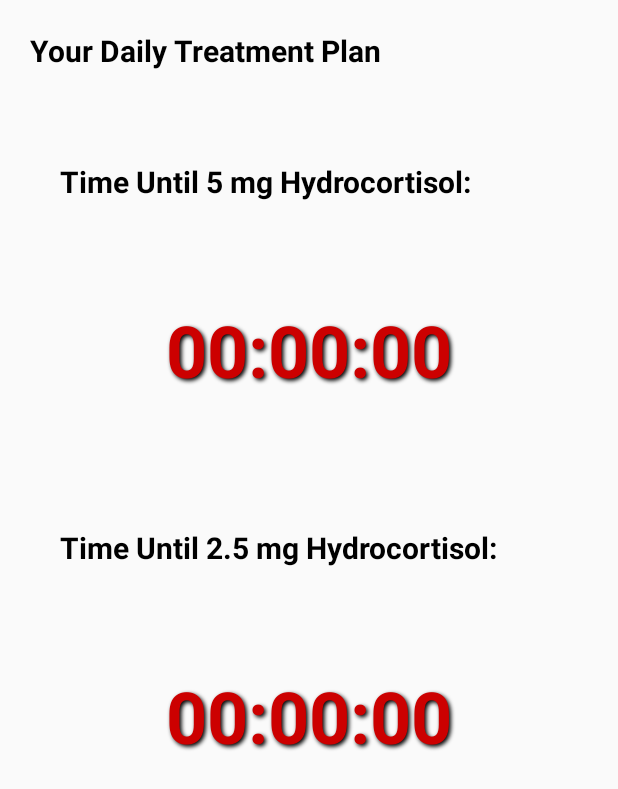
After one commit to hannesvdc/Cortisol, an Android app built with Jetpack Compose: the layout treatment.xml on its own in the app's theme, with its tools: preview values and no code run, on a phone screen of 412 x 824 dp. The commit adds this screen. Shown: the top 789 px of the screen. Run offline under Robolectric (Android 15) with nearby library versions, the phone set to English and light mode, and no system bars.

Commit message:
Made an initial UI for my app

```diff
--- a/app/build.gradle.kts
+++ b/app/build.gradle.kts
@@ -49,6 +49,7 @@ dependencies {
     implementation(libs.androidx.ui.graphics)
     implementation(libs.androidx.ui.tooling.preview)
     implementation(libs.androidx.material3)
+    implementation(libs.material)
     testImplementation(libs.junit)
     androidTestImplementation(libs.androidx.junit)
     androidTestImplementation(libs.androidx.espresso.core)
--- a/app/src/main/AndroidManifest.xml
+++ b/app/src/main/AndroidManifest.xml
@@ -18,7 +18,6 @@
         <activity
             android:name=".MainActivity"
             android:exported="true"
-            android:label="@string/app_name"
             android:theme="@style/Theme.Cortisol">
             <intent-filter>
                 <action android:name="android.intent.action.MAIN" />
--- a/app/src/main/java/com/hannesvdc/cortisol/MainActivity.kt
+++ b/app/src/main/java/com/hannesvdc/cortisol/MainActivity.kt
@@ -3,7 +3,6 @@ package com.hannesvdc.cortisol
 import android.os.Bundle
 import android.util.Log
 import androidx.activity.ComponentActivity
-import androidx.activity.enableEdgeToEdge
 import android.widget.Button
 import android.widget.TextView
 import java.util.concurrent.TimeUnit
@@ -18,7 +17,6 @@ class MainActivity : ComponentActivity() {
 
     override fun onCreate(savedInstanceState: Bundle?) {
         super.onCreate(savedInstanceState)
-        enableEdgeToEdge()
 
         // Initialize UI components
         setContentView(R.layout.activity_main)
--- /dev/null
+++ b/app/src/main/res/layout/treatment.xml
@@ -0,0 +1,75 @@
+<?xml version="1.0" encoding="utf-8"?>
+<LinearLayout xmlns:android="http://schemas.android.com/apk/res/android"
+    android:orientation="vertical"
+    android:layout_width="match_parent"
+    android:layout_height="match_parent">
+
+    <TextView
+        android:id="@+id/editTextText"
+        android:layout_width="match_parent"
+        android:layout_height="wrap_content"
+        android:ems="10"
+        android:layout_marginTop="20dp"
+        android:layout_marginStart="20dp"
+        android:textSize="20sp"
+        android:textStyle="bold"
+        android:textColor="#000000"
+        android:text="@string/treatment_header"/>
+
+    <TextView
+        android:id="@+id/textView_4hour"
+        android:layout_width="match_parent"
+        android:layout_height="wrap_content"
+        android:textSize="20sp"
+        android:textStyle="bold"
+        android:textColor="#000000"
+        android:layout_marginTop="60dp"
+        android:layout_marginStart="40dp"
+        android:text="@string/addison_4hour" />
+
+    <TextView
+        android:id="@+id/countdownTextView4"
+        android:layout_width="match_parent"
+        android:layout_height="wrap_content"
+        android:layout_margin="50dp"
+        android:elevation="4dp"
+        android:gravity="center"
+        android:padding="16dp"
+        android:shadowColor="#000000"
+        android:shadowDx="2"
+        android:shadowDy="2"
+        android:shadowRadius="3"
+        android:text="00:00:00"
+        android:textColor="@android:color/holo_red_dark"
+        android:textSize="48sp"
+        android:textStyle="bold" />
+
+    <TextView
+        android:id="@+id/textView_8hour"
+        android:layout_width="match_parent"
+        android:layout_height="wrap_content"
+        android:textSize="20sp"
+        android:textStyle="bold"
+        android:textColor="#000000"
+        android:layout_marginTop="20dp"
+        android:layout_marginStart="40dp"
+        android:text="@string/addison_8hour" />
+
+    <TextView
+        android:id="@+id/countdownTextView8"
+        android:layout_width="match_parent"
+        android:layout_height="wrap_content"
+        android:layout_margin="50dp"
+        android:elevation="4dp"
+        android:gravity="center"
+        android:padding="16dp"
+        android:shadowColor="#000000"
+        android:shadowDx="2"
+        android:shadowDy="2"
+        android:shadowRadius="3"
+        android:text="00:00:00"
+        android:textColor="@android:color/holo_red_dark"
+        android:textSize="48sp"
+        android:textStyle="bold" />
+
+</LinearLayout>
--- a/app/src/main/res/values/strings.xml
+++ b/app/src/main/res/values/strings.xml
@@ -1,3 +1,9 @@
 <resources>
     <string name="app_name">Cortisol</string>
+    <string name="intro_text">Please Select your Illness</string>
+    <string name="addison_check">Addison\'s Disease</string>
+    <string name="intro_continue">Continue</string>
+    <string name="treatment_header">Your Daily Treatment Plan</string>
+    <string name="addison_4hour">Time Until 5 mg Hydrocortisol:</string>
+    <string name="addison_8hour">Time Until 2.5 mg Hydrocortisol:</string>
 </resources>
--- a/gradle/libs.versions.toml
+++ b/gradle/libs.versions.toml
@@ -1,5 +1,5 @@
 [versions]
-agp = "8.7.3"
+agp = "8.8.0"
 kotlin = "2.0.0"
 coreKtx = "1.15.0"
 junit = "4.13.2"
@@ -8,6 +8,7 @@ espressoCore = "3.6.1"
 lifecycleRuntimeKtx = "2.8.7"
 activityCompose = "1.9.3"
 composeBom = "2024.04.01"
+material = "1.12.0"
 
 [libraries]
 androidx-core-ktx = { group = "androidx.core", name = "core-ktx", version.ref = "coreKtx" }
@@ -24,6 +25,7 @@ androidx-ui-tooling-preview = { group = "androidx.compose.ui", name = "ui-toolin
 androidx-ui-test-manifest = { group = "androidx.compose.ui", name = "ui-test-manifest" }
 androidx-ui-test-junit4 = { group = "androidx.compose.ui", name = "ui-test-junit4" }
 androidx-material3 = { group = "androidx.compose.material3", name = "material3" }
+material = { group = "com.google.android.material", name = "material", version.ref = "material" }
 
 [plugins]
 android-application = { id = "com.android.application", version.ref = "agp" }
```
Also changed, not shown: app/src/main/res/layout/intro.xml (added, +36 -0 lines), gradle/wrapper/gradle-wrapper.properties.
